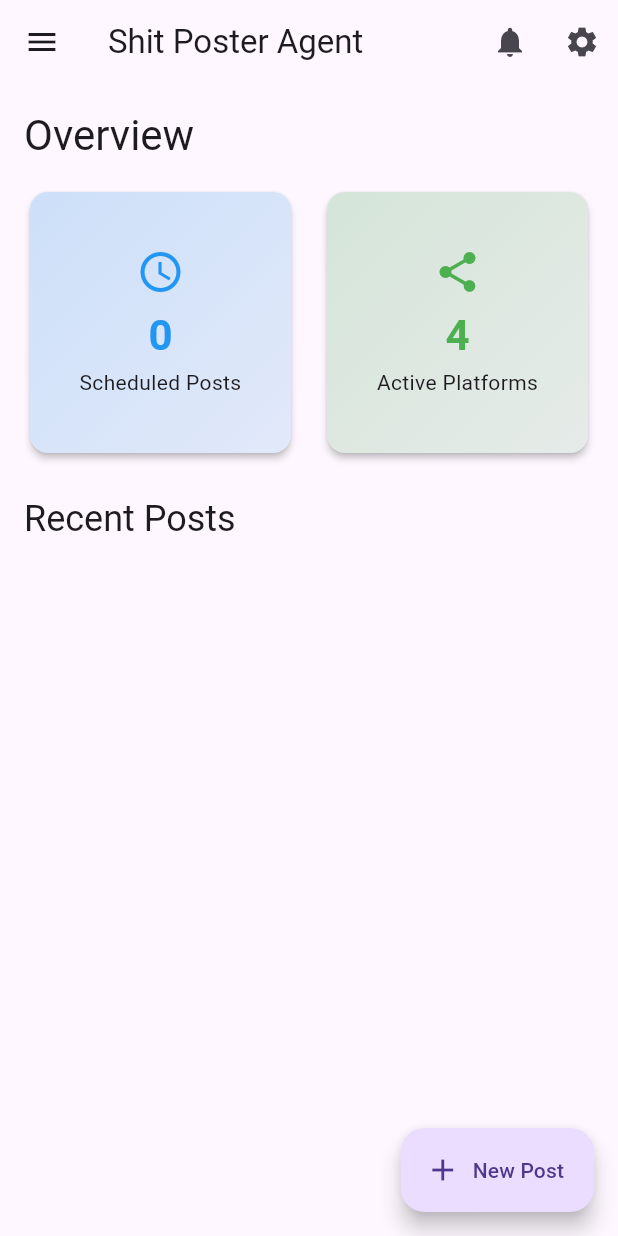
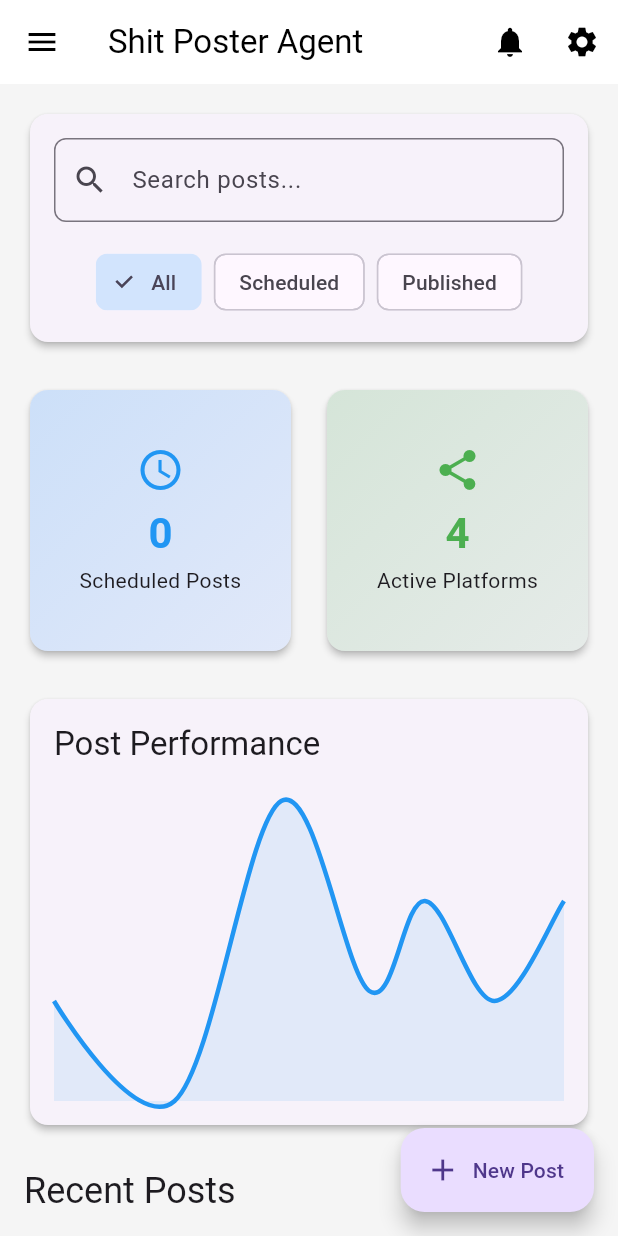
Before and after one commit to nathfavour/shitpostergui, a Flutter app: the screen it shows after launch, on a phone screen of 412 x 824 dp. Run offline on Flutter 3.47's test engine with Material 3 defaults, Android fonts, the phone set to English and light mode, and no system bars; drawn by our look-alikes of fl_chart.

Commit message:
✨ Add initial theme and analytics chart widget files

```diff
--- a/lib/main.dart
+++ b/lib/main.dart
@@ -2,6 +2,7 @@ import 'package:flutter/material.dart';
 import 'package:provider/provider.dart';
 import 'providers/post_provider.dart';
 import 'screens/home_screen.dart';
+import 'theme/app_theme.dart';
 
 void main() {
   runApp(
@@ -21,9 +22,7 @@ class MyApp extends StatelessWidget {
   Widget build(BuildContext context) {
     return MaterialApp(
       title: 'Shit Poster Agent',
-      theme: ThemeData(
-        primarySwatch: Colors.blue,
-      ),
+      theme: AppTheme.lightTheme,
       home: HomeScreen(),
     );
   }
--- a/lib/screens/home_screen.dart
+++ b/lib/screens/home_screen.dart
@@ -5,9 +5,18 @@ import '../widgets/post_card.dart';
 import '../widgets/navigation_drawer.dart';
 import '../widgets/stats_card.dart';
 import '../widgets/new_post_dialog.dart';
+import '../widgets/analytics_chart.dart';
 
-class HomeScreen extends StatelessWidget {
+class HomeScreen extends StatefulWidget {
   const HomeScreen({super.key});
+
+  @override
+  State<HomeScreen> createState() => _HomeScreenState();
+}
+
+class _HomeScreenState extends State<HomeScreen> {
+  String _searchQuery = '';
+  String _filter = 'all';
 
   @override
   Widget build(BuildContext context) {
@@ -15,9 +24,39 @@ class HomeScreen extends StatelessWidget {
     final screenSize = MediaQuery.of(context).size;
 
     return Scaffold(
-      appBar: AppBar(
+      appBar: _buildAppBar(),
+      drawer: CustomNavigationDrawer(),
+      body: RefreshIndicator(
+        onRefresh: () => postProvider.fetchPosts(),
+        child: SingleChildScrollView(
+          child: Padding(
+            padding: EdgeInsets.all(16.0),
+            child: Column(
+              crossAxisAlignment: CrossAxisAlignment.start,
+              children: [
+                _buildSearchAndFilter(),
+                SizedBox(height: 24),
+                _buildStatsGrid(screenSize, postProvider),
+                SizedBox(height: 24),
+                AnalyticsChart(),
+                SizedBox(height: 24),
+                _buildRecentPosts(postProvider),
+              ],
+            ),
+          ),
+        ),
+      ),
+      floatingActionButton: FloatingActionButton.extended(
+        onPressed: () => _showNewPostDialog(context),
+        label: Text('New Post'),
+        icon: Icon(Icons.add),
+      ),
+    );
+  }
+
+  AppBar _buildAppBar() {
+    return AppBar(
       title: Text('Shit Poster Agent'),
-        elevation: 0,
       actions: [
         IconButton(
           icon: Icon(Icons.notifications),
@@ -28,22 +67,60 @@ class HomeScreen extends StatelessWidget {
           onPressed: () {},
         ),
       ],
+    );
+  }
+
+  Widget _buildSearchAndFilter() {
+    return Card(
+      child: Padding(
+        padding: EdgeInsets.all(16),
+        child: Column(
+          children: [
+            TextField(
+              decoration: InputDecoration(
+                hintText: 'Search posts...',
+                prefixIcon: Icon(Icons.search),
+                border: OutlineInputBorder(
+                  borderRadius: BorderRadius.circular(8),
                 ),
-      drawer: CustomNavigationDrawer(),
-      body: RefreshIndicator(
-        onRefresh: () => postProvider.fetchPosts(),
-        child: SingleChildScrollView(
-          child: Padding(
-            padding: EdgeInsets.all(16.0),
-            child: Column(
-              crossAxisAlignment: CrossAxisAlignment.start,
-              children: [
-                Text(
-                  'Overview',
-                  style: Theme.of(context).textTheme.headlineMedium,
+              ),
+              onChanged: (value) => setState(() => _searchQuery = value),
             ),
             SizedBox(height: 16),
-                GridView.count(
+            SingleChildScrollView(
+              scrollDirection: Axis.horizontal,
+              child: Row(
+                children: [
+                  _FilterChip(
+                    label: 'All',
+                    selected: _filter == 'all',
+                    onSelected: (selected) => setState(() => _filter = 'all'),
+                  ),
+                  SizedBox(width: 8),
+                  _FilterChip(
+                    label: 'Scheduled',
+                    selected: _filter == 'scheduled',
+                    onSelected: (selected) =>
+                        setState(() => _filter = 'scheduled'),
+                  ),
+                  SizedBox(width: 8),
+                  _FilterChip(
+                    label: 'Published',
+                    selected: _filter == 'published',
+                    onSelected: (selected) =>
+                        setState(() => _filter = 'published'),
+                  ),
+                ],
+              ),
+            ),
+          ],
+        ),
+      ),
+    );
+  }
+
+  Widget _buildStatsGrid(Size screenSize, PostProvider postProvider) {
+    return GridView.count(
       shrinkWrap: true,
       physics: NeverScrollableScrollPhysics(),
       crossAxisCount: screenSize.width > 1200 ? 4 : 2,
@@ -64,8 +141,13 @@ class HomeScreen extends StatelessWidget {
         ),
         // Add more stats cards
       ],
-                ),
-                SizedBox(height: 24),
+    );
+  }
+
+  Widget _buildRecentPosts(PostProvider postProvider) {
+    return Column(
+      crossAxisAlignment: CrossAxisAlignment.start,
+      children: [
         Text(
           'Recent Posts',
           style: Theme.of(context).textTheme.headlineSmall,
@@ -95,15 +177,6 @@ class HomeScreen extends StatelessWidget {
           },
         ),
       ],
-            ),
-          ),
-        ),
-      ),
-      floatingActionButton: FloatingActionButton.extended(
-        onPressed: () => _showNewPostDialog(context),
-        label: Text('New Post'),
-        icon: Icon(Icons.add),
-      ),
     );
   }
 
@@ -114,3 +187,25 @@ class HomeScreen extends StatelessWidget {
     );
   }
 }
+
+class _FilterChip extends StatelessWidget {
+  final String label;
+  final bool selected;
+  final Function(bool) onSelected;
+
+  const _FilterChip({
+    required this.label,
+    required this.selected,
+    required this.onSelected,
+  });
+
+  @override
+  Widget build(BuildContext context) {
+    return FilterChip(
+      label: Text(label),
+      selected: selected,
+      onSelected: onSelected,
+      selectedColor: Colors.blue.withOpacity(0.2),
+    );
+  }
+}
--- /dev/null
+++ b/lib/theme/app_theme.dart
@@ -0,0 +1,27 @@
+import 'package:flutter/material.dart';
+
+class AppTheme {
+  static ThemeData get lightTheme {
+    return ThemeData(
+      primarySwatch: Colors.blue,
+      scaffoldBackgroundColor: Colors.grey[100],
+      cardTheme: CardTheme(
+        elevation: 2,
+        shape: RoundedRectangleBorder(borderRadius: BorderRadius.circular(12)),
+      ),
+      appBarTheme: AppBarTheme(
+        elevation: 0,
+        centerTitle: false,
+        backgroundColor: Colors.white,
+        foregroundColor: Colors.black,
+        iconTheme: IconThemeData(color: Colors.black),
+      ),
+      elevatedButtonTheme: ElevatedButtonThemeData(
+        style: ElevatedButton.styleFrom(
+          padding: EdgeInsets.symmetric(horizontal: 24, vertical: 12),
+          shape: RoundedRectangleBorder(borderRadius: BorderRadius.circular(8)),
+        ),
+      ),
+    );
+  }
+}
--- /dev/null
+++ b/lib/widgets/analytics_chart.dart
@@ -0,0 +1,56 @@
+import 'package:flutter/material.dart';
+import 'package:fl_chart/fl_chart.dart';
+
+class AnalyticsChart extends StatelessWidget {
+  const AnalyticsChart({super.key});
+
+  @override
+  Widget build(BuildContext context) {
+    return Card(
+      child: Padding(
+        padding: EdgeInsets.all(16),
+        child: Column(
+          crossAxisAlignment: CrossAxisAlignment.start,
+          children: [
+            Text(
+              'Post Performance',
+              style: Theme.of(context).textTheme.titleLarge,
+            ),
+            SizedBox(height: 24),
+            SizedBox(
+              height: 200,
+              child: LineChart(
+                LineChartData(
+                  gridData: FlGridData(show: false),
+                  titlesData: FlTitlesData(show: false),
+                  borderData: FlBorderData(show: false),
+                  lineBarsData: [
+                    LineChartBarData(
+                      spots: [
+                        FlSpot(0, 3),
+                        FlSpot(2.6, 2),
+                        FlSpot(4.9, 5),
+                        FlSpot(6.8, 3.1),
+                        FlSpot(8, 4),
+                        FlSpot(9.5, 3),
+                        FlSpot(11, 4),
+                      ],
+                      isCurved: true,
+                      color: Colors.blue,
+                      barWidth: 3,
+                      dotData: FlDotData(show: false),
+                      belowBarData: BarAreaData(
+                        show: true,
+                        color: Colors.blue.withOpacity(0.1),
+                      ),
+                    ),
+                  ],
+                ),
+              ),
+            ),
+          ],
+        ),
+      ),
+    );
+  }
+}
```
Also changed, not shown: lib/widgets/post_card.dart (+62 -37 lines). Lines whose indentation alone changed are shown as unchanged.
